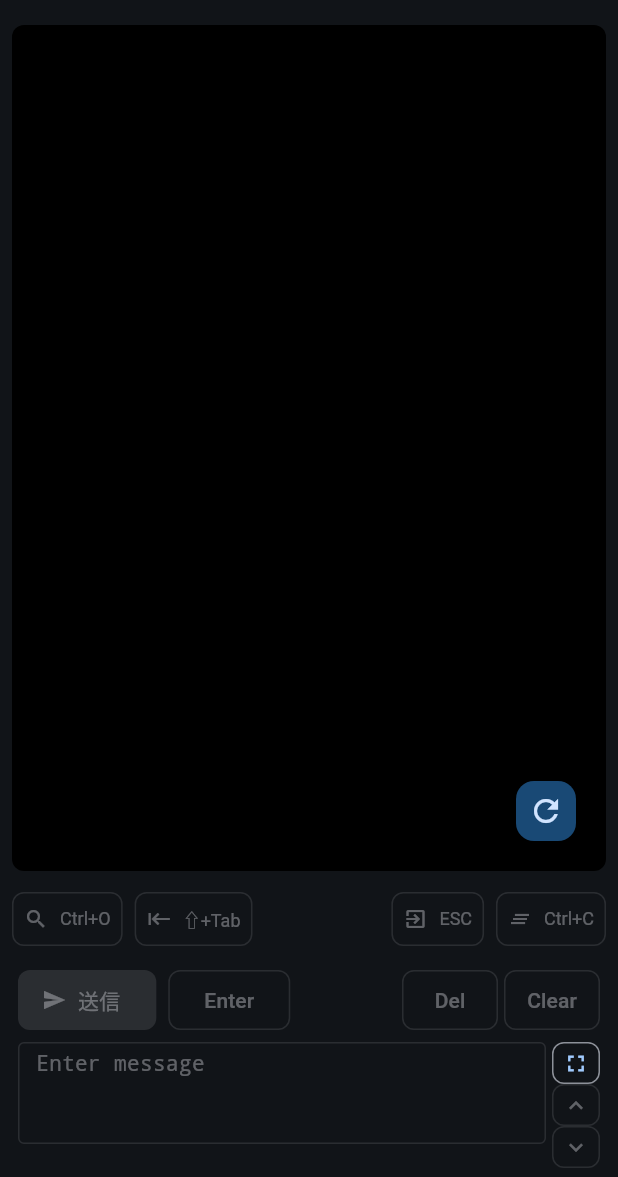
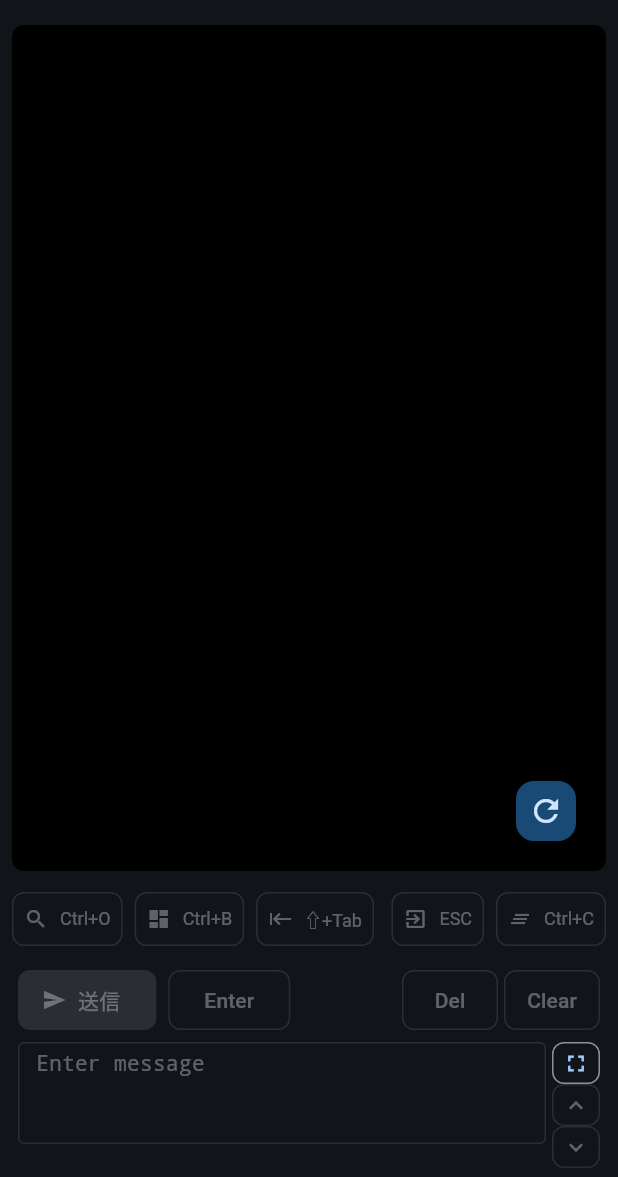
Before and after one commit to peisuke/claude_code_control, a Flutter app: the screen it shows after launch, on a phone screen of 412 x 824 dp, the part 59-1236 px from its top. Run offline on Flutter 3.47's test engine with Material 3 defaults, Android fonts, the phone set to English and light mode, and no system bars; our stand-ins replace dio, flutter_riverpod, google_fonts, shared_preferences; network calls fail.

Commit message:
feat: add Ctrl+B (tmux prefix) keyboard button

```diff
--- a/flutter_app/lib/config/keyboard_constants.dart
+++ b/flutter_app/lib/config/keyboard_constants.dart
@@ -7,6 +7,7 @@ class KeyboardCommands {
   static const String escape = '\x1b';
   static const String ctrlC = '\x03';
   static const String ctrlO = '\x0f';
+  static const String ctrlB = '\x02';
   static const String backspace = '\x7f';
   static const String arrowUp = '\x1b[A';
   static const String arrowDown = '\x1b[B';
@@ -18,6 +19,7 @@ const Map<String, String> keyboardLabels = {
   KeyboardCommands.escape: 'ESC',
   KeyboardCommands.ctrlC: 'Ctrl+C',
   KeyboardCommands.ctrlO: 'Ctrl+O',
+  KeyboardCommands.ctrlB: 'Ctrl+B',
   KeyboardCommands.backspace: 'Del',
   KeyboardCommands.arrowUp: '↑',
   KeyboardCommands.arrowDown: '↓',
@@ -29,6 +31,7 @@ const Map<String, String> keyboardDescriptions = {
   KeyboardCommands.escape: 'ESCキーを送信',
   KeyboardCommands.ctrlC: 'プロセス終了',
   KeyboardCommands.ctrlO: '履歴展開',
+  KeyboardCommands.ctrlB: 'tmuxプレフィックス',
   KeyboardCommands.backspace: 'Backspaceキーを送信',
   KeyboardCommands.arrowUp: '上矢印キー',
   KeyboardCommands.arrowDown: '下矢印キー',
--- a/flutter_app/lib/widgets/terminal/tmux_keyboard.dart
+++ b/flutter_app/lib/widgets/terminal/tmux_keyboard.dart
@@ -4,8 +4,8 @@ import '../../config/keyboard_constants.dart';
 import '../../providers/command_provider.dart';
 import '../../providers/websocket_provider.dart';
 
-/// Mobile-only tmux keyboard shortcuts (matches web: 4 buttons only).
-/// Ctrl+O, ⇧+Tab on left | ESC, Ctrl+C on right.
+/// Mobile-only tmux keyboard shortcuts.
+/// Ctrl+O, Ctrl+B, ⇧+Tab on left | ESC, Ctrl+C on right.
 class TmuxKeyboard extends ConsumerWidget {
   const TmuxKeyboard({super.key});
 
@@ -31,6 +31,17 @@ class TmuxKeyboard extends ConsumerWidget {
                     : null,
                 icon: const Icon(Icons.search, size: 16),
                 label: Text(keyboardLabels[KeyboardCommands.ctrlO]!),
+                style: _buttonStyle,
+              ),
+              const SizedBox(width: 8),
+              OutlinedButton.icon(
+                onPressed: enabled
+                    ? () => ref
+                        .read(commandProvider.notifier)
+                        .sendSpecialKey(KeyboardCommands.ctrlB)
+                    : null,
+                icon: const Icon(Icons.dashboard, size: 16),
+                label: Text(keyboardLabels[KeyboardCommands.ctrlB]!),
                 style: _buttonStyle,
               ),
               const SizedBox(width: 8),
```
